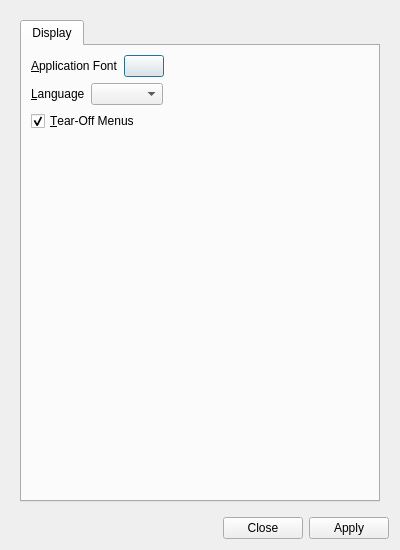
Qt form UI/glitch-preferences.ui (textbrowser/glitch) before a commit.
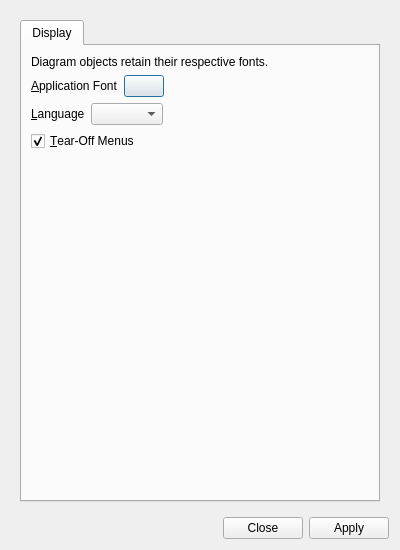
The same form after that commit. Icons and pictures are not drawn.

Commit message: Application fonts.

```diff
--- a/UI/glitch-preferences.ui
+++ b/UI/glitch-preferences.ui
@@ -46,6 +46,13 @@
            <string>Display</string>
           </attribute>
           <layout class="QVBoxLayout" name="verticalLayout_4">
+           <item>
+            <widget class="QLabel" name="label_2">
+             <property name="text">
+              <string>Diagram objects retain their respective fonts.</string>
+             </property>
+            </widget>
+           </item>
            <item>
             <layout class="QHBoxLayout" name="horizontalLayout_21">
              <item>
```
The commit also changes 4 other files.
